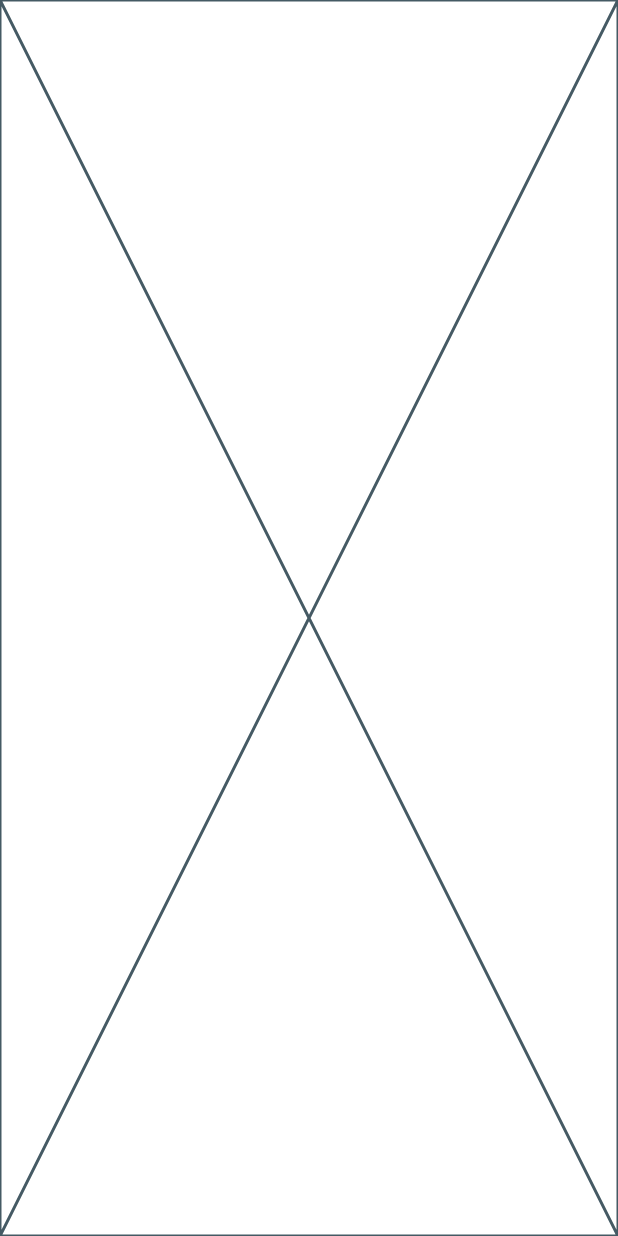
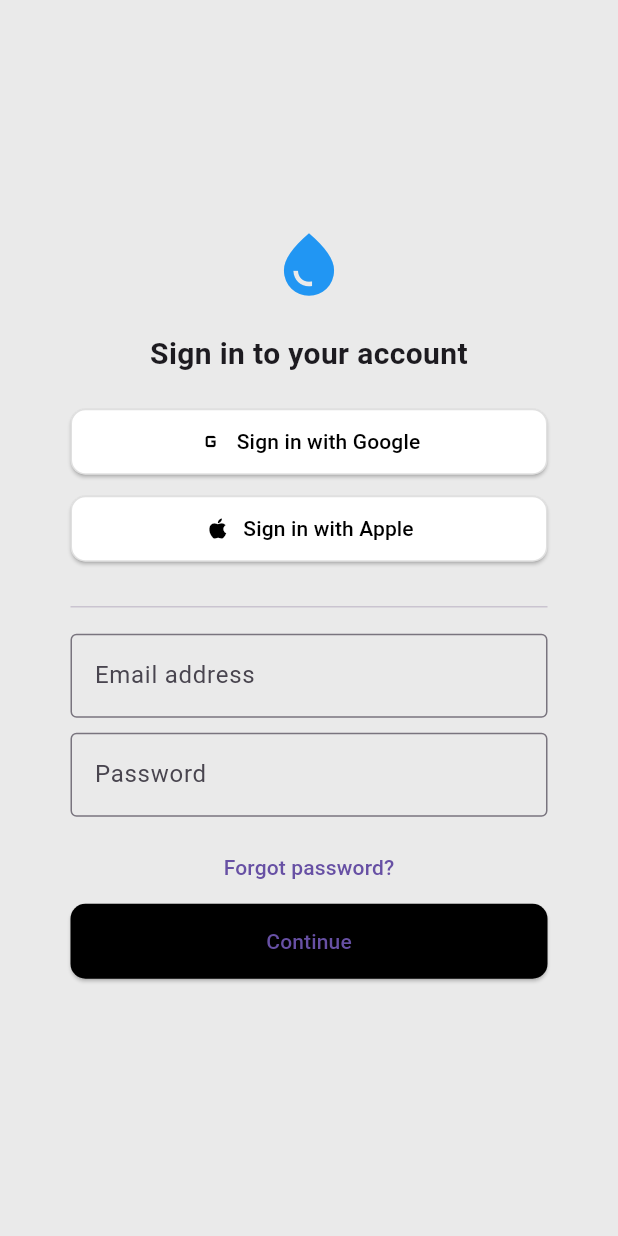
Before and after one commit to elshaarawy7/wather-app, a Flutter app: the screen it shows after launch, on a phone screen of 412 x 824 dp. Run offline on Flutter 3.47's test engine with Material 3 defaults, Android fonts, the phone set to English and light mode, and no system bars.

```diff
--- a/lib/pages/sing_in.dart
+++ b/lib/pages/sing_in.dart
@@ -5,6 +5,92 @@ class SingIn extends StatelessWidget {
 
   @override
   Widget build(BuildContext context) {
-    return const Placeholder();
+    return  Scaffold(
+      backgroundColor: const Color(0xFFEAEAEA),
+      body: Center(
+
+        child: Container(
+          padding: const EdgeInsets.all(16),
+          width: 350,
+          child: Column(
+            mainAxisSize: MainAxisSize.min,
+            crossAxisAlignment: CrossAxisAlignment.stretch,
+            children: [
+              Icon(Icons.water_drop_sharp , size: 50,  color: Colors.blue,),
+              const SizedBox(height: 20),
+              const Text(
+                'Sign in to your account',
+                textAlign: TextAlign.center,
+                style: TextStyle(fontSize: 20, fontWeight: FontWeight.bold),
+              ),
+              const SizedBox(height: 20),
+              ElevatedButton.icon(
+                style: ElevatedButton.styleFrom(
+                  backgroundColor: Colors.white,
+                  foregroundColor: Colors.black,
+                  padding: const EdgeInsets.symmetric(vertical: 12),
+                  side: const BorderSide(color: Colors.black12),
+                  shape: RoundedRectangleBorder(
+                    borderRadius: BorderRadius.circular(10),
+                  ),
+                ),
+                onPressed: () {},
+                icon: const Icon(Icons.g_mobiledata),
+                label: const Text('Sign in with Google'),
+              ),
+              const SizedBox(height: 10),
+              ElevatedButton.icon(
+                style: ElevatedButton.styleFrom(
+                  backgroundColor: Colors.white,
+                  foregroundColor: Colors.black,
+                  padding: const EdgeInsets.symmetric(vertical: 12),
+                  side: const BorderSide(color: Colors.black12),
+                  shape: RoundedRectangleBorder(
+                    borderRadius: BorderRadius.circular(10),
+                  ),
+                ),
+                onPressed: () {},
+                icon: const Icon(Icons.apple),
+                label: const Text('Sign in with Apple'),
+              ),
+              const SizedBox(height: 20),
+              const Divider(thickness: 1),
+              const SizedBox(height: 10),
+              const TextField(
+                decoration: InputDecoration(
+                  labelText: 'Email address',
+                  border: OutlineInputBorder(),
+                ),
+              ),
+              const SizedBox(height: 10),
+              const TextField(
+                obscureText: true,
+                decoration: InputDecoration(
+                  labelText: 'Password',
+                  border: OutlineInputBorder(),
+                ),
+              ),
+              const SizedBox(height: 10),
+              TextButton(
+                onPressed: () {},
+                child: const Text('Forgot password?'),
+              ),
+              ElevatedButton(
+                style: ElevatedButton.styleFrom(
+                  backgroundColor: Colors.black,
+                  padding: const EdgeInsets.symmetric(vertical: 15),
+                  shape: RoundedRectangleBorder(
+                    borderRadius: BorderRadius.circular(10),
+                  ),
+                ),
+                onPressed: () {},
+                child: const Text('Continue'),
+              ),
+              const SizedBox(height: 20),
+            ],
+          ),
+        ),
+      ),
+    );
   }
 }
--- /dev/null
+++ b/lib/widgets/MyBatton.dart
@@ -0,0 +1,10 @@
+import 'package:flutter/material.dart';
+
+class Mybatton extends StatelessWidget {
+  const Mybatton({super.key});
+
+  @override
+  Widget build(BuildContext context) {
+    return const Placeholder();
+  }
+}
```
